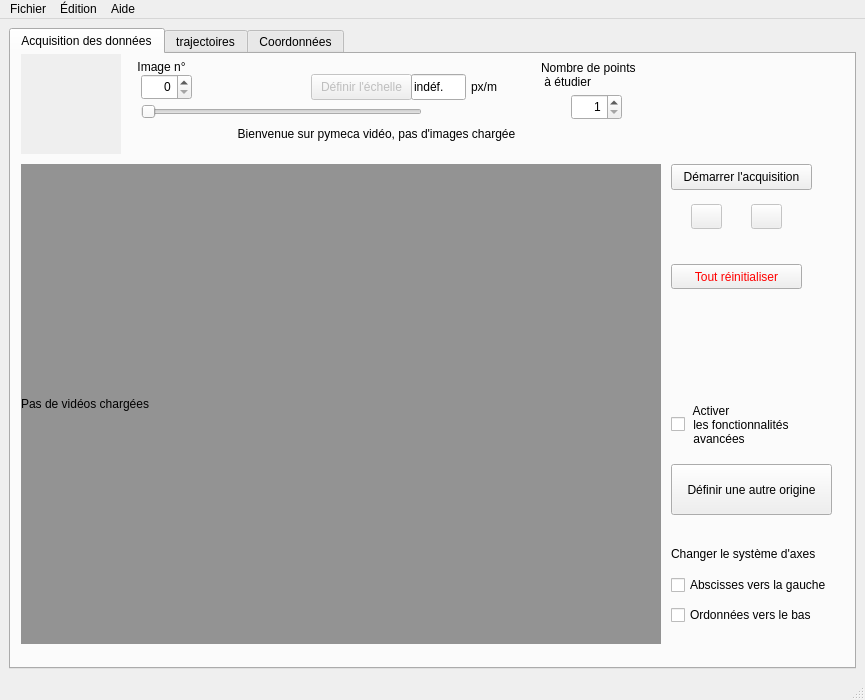
Qt form src/pymecavideo.ui (rene-d/pymecavideo) before a commit.
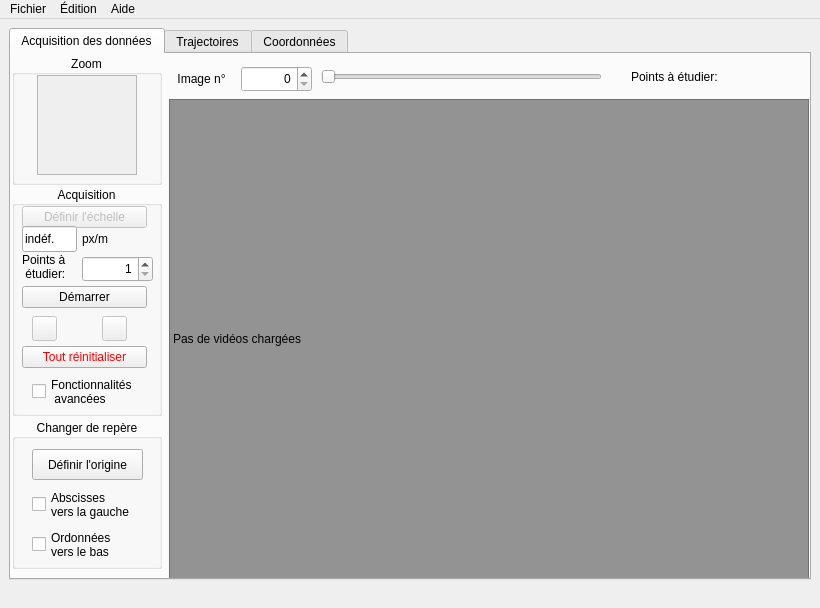
The same form after that commit. The open tabs and pages were chosen to show the change.

Commit message: ergonomie revue et corrigée

Patch:
```diff
--- a/src/pymecavideo.ui
+++ b/src/pymecavideo.ui
@@ -6,22 +6,45 @@
    <rect>
     <x>0</x>
     <y>0</y>
-    <width>865</width>
-    <height>700</height>
+    <width>820</width>
+    <height>607</height>
    </rect>
   </property>
+  <property name="font">
+   <font>
+    <pointsize>9</pointsize>
+   </font>
+  </property>
   <property name="windowTitle">
    <string>PyMecaVideo, analyse mécanique des vidéos</string>
   </property>
   <widget class="QWidget" name="centralwidget">
-   <layout class="QHBoxLayout">
-    <item>
+   <property name="sizePolicy">
+    <sizepolicy hsizetype="Fixed" vsizetype="Fixed">
+     <horstretch>0</horstretch>
+     <verstretch>0</verstretch>
+    </sizepolicy>
+   </property>
+   <property name="minimumSize">
+    <size>
+     <width>820</width>
+     <height>570</height>
+    </size>
+   </property>
+   <property name="maximumSize">
+    <size>
+     <width>820</width>
+     <height>570</height>
+    </size>
+   </property>
+   <layout class="QGridLayout" name="gridLayout_2">
+    <item row="1" column="0">
      <widget class="QTabWidget" name="tabWidget">
       <property name="autoFillBackground">
        <bool>true</bool>
       </property>
       <property name="currentIndex">
-       <number>2</number>
+       <number>0</number>
       </property>
       <widget class="QWidget" name="tab_acq">
        <attribute name="title">
@@ -33,12 +56,24 @@
         </property>
         <property name="geometry">
          <rect>
-          <x>10</x>
-          <y>110</y>
+          <x>158</x>
+          <y>45</y>
           <width>640</width>
           <height>480</height>
          </rect>
         </property>
+        <property name="minimumSize">
+         <size>
+          <width>640</width>
+          <height>480</height>
+         </size>
+        </property>
+        <property name="maximumSize">
+         <size>
+          <width>640</width>
+          <height>480</height>
+         </size>
+        </property>
         <property name="palette">
          <palette>
           <active>
@@ -109,6 +144,12 @@
         <property name="autoFillBackground">
          <bool>true</bool>
         </property>
+        <property name="frameShape">
+         <enum>QFrame::StyledPanel</enum>
+        </property>
+        <property name="frameShadow">
+         <enum>QFrame::Sunken</enum>
+        </property>
         <property name="text">
          <string>Pas de vidéos chargées</string>
         </property>
@@ -116,17 +157,41 @@
          <set>Qt::NoTextInteraction</set>
         </property>
        </widget>
-       <widget class="QLabel" name="label_infos_image">
+       <widget class="QFrame" name="frame">
         <property name="geometry">
          <rect>
-          <x>120</x>
-          <y>70</y>
-          <width>491</width>
-          <height>20</height>
+          <x>150</x>
+          <y>2</y>
+          <width>651</width>
+          <height>41</height>
          </rect>
+        </property>
+        <property name="sizePolicy">
+         <sizepolicy hsizetype="Preferred" vsizetype="Preferred">
+          <horstretch>0</horstretch>
+          <verstretch>0</verstretch>
+         </sizepolicy>
+        </property>
+        <property name="frameShape">
+         <enum>QFrame::NoFrame</enum>
+        </property>
+        <property name="frameShadow">
+         <enum>QFrame::Raised</enum>
+        </property>
+        <widget class="QLabel" name="label_numero_image">
+         <property name="geometry">
+          <rect>
+           <x>10</x>
+           <y>10</y>
+           <width>61</width>
+           <height>26</height>
+          </rect>
+         </property>
+         <property name="autoFillBackground">
+          <bool>false</bool>
         </property>
         <property name="text">
-         <string>Bienvenue sur pymeca vidéo, pas d'images chargée</string>
+          <string>Image n°</string>
         </property>
         <property name="alignment">
          <set>Qt::AlignCenter</set>
@@ -135,38 +200,25 @@
        <widget class="QSlider" name="horizontalSlider">
         <property name="geometry">
          <rect>
-          <x>130</x>
-          <y>50</y>
+           <x>160</x>
+           <y>10</y>
           <width>281</width>
-          <height>16</height>
-         </rect>
-        </property>
+           <height>21</height>
+          </rect>
+         </property>
+         <property name="minimum">
+          <number>1</number>
+         </property>
         <property name="orientation">
          <enum>Qt::Horizontal</enum>
         </property>
        </widget>
-       <widget class="QPushButton" name="Bouton_Echelle">
-        <property name="enabled">
-         <bool>false</bool>
-        </property>
-        <property name="geometry">
-         <rect>
-          <x>300</x>
-          <y>20</y>
-          <width>101</width>
-          <height>26</height>
-         </rect>
-        </property>
-        <property name="text">
-         <string>Définir l'échelle</string>
-        </property>
-       </widget>
        <widget class="QSpinBox" name="spinBox_image">
         <property name="geometry">
          <rect>
-          <x>130</x>
-          <y>20</y>
-          <width>51</width>
+           <x>80</x>
+           <y>10</y>
+           <width>71</width>
           <height>26</height>
          </rect>
         </property>
@@ -180,116 +232,290 @@
          <set>Qt::AlignRight|Qt::AlignTrailing|Qt::AlignVCenter</set>
         </property>
        </widget>
-       <widget class="QLabel" name="label_numero_image">
-        <property name="geometry">
-         <rect>
-          <x>120</x>
-          <y>0</y>
-          <width>61</width>
-          <height>26</height>
-         </rect>
-        </property>
-        <property name="autoFillBackground">
-         <bool>false</bool>
-        </property>
-        <property name="text">
-         <string>Image n°</string>
-        </property>
-        <property name="alignment">
-         <set>Qt::AlignCenter</set>
-        </property>
-       </widget>
-       <widget class="QSpinBox" name="spinBox_nb_de_points">
-        <property name="geometry">
-         <rect>
-          <x>560</x>
-          <y>40</y>
-          <width>51</width>
-          <height>26</height>
-         </rect>
-        </property>
-        <property name="alignment">
-         <set>Qt::AlignRight|Qt::AlignTrailing|Qt::AlignVCenter</set>
-        </property>
-        <property name="minimum">
-         <number>1</number>
-        </property>
-        <property name="maximum">
-         <number>10</number>
-        </property>
-       </widget>
        <widget class="QLabel" name="label_2">
         <property name="geometry">
          <rect>
-          <x>530</x>
+           <x>470</x>
           <y>0</y>
-          <width>121</width>
+           <width>101</width>
           <height>41</height>
          </rect>
         </property>
         <property name="text">
-         <string>Nombre de points 
- à étudier</string>
-        </property>
-       </widget>
-       <widget class="QLineEdit" name="echelleEdit">
+          <string>Points à étudier:</string>
+         </property>
+        </widget>
+       </widget>
+       <widget class="QGroupBox" name="groupBox_2">
+        <property name="enabled">
+         <bool>true</bool>
+        </property>
         <property name="geometry">
          <rect>
-          <x>400</x>
-          <y>20</y>
-          <width>55</width>
-          <height>26</height>
+          <x>1</x>
+          <y>365</y>
+          <width>150</width>
+          <height>150</height>
          </rect>
         </property>
         <property name="minimumSize">
          <size>
-          <width>55</width>
-          <height>26</height>
+          <width>150</width>
+          <height>150</height>
          </size>
         </property>
-        <property name="focusPolicy">
-         <enum>Qt::NoFocus</enum>
+        <property name="maximumSize">
+         <size>
+          <width>150</width>
+          <height>200</height>
+         </size>
         </property>
+        <property name="title">
+         <string>Changer de repère</string>
+        </property>
+        <property name="alignment">
+         <set>Qt::AlignCenter</set>
+        </property>
+        <widget class="QCheckBox" name="checkBox_abscisses">
+         <property name="geometry">
+          <rect>
+           <x>20</x>
+           <y>70</y>
+           <width>121</width>
+           <height>31</height>
+          </rect>
+         </property>
         <property name="text">
-         <string>indéf.</string>
-        </property>
-        <property name="readOnly">
+          <string>Abscisses 
+vers la gauche</string>
+         </property>
+        </widget>
+        <widget class="QCheckBox" name="checkBox_ordonnees">
+         <property name="geometry">
+          <rect>
+           <x>20</x>
+           <y>110</y>
+           <width>111</width>
+           <height>31</height>
+          </rect>
+         </property>
+         <property name="text">
+          <string>Ordonnées 
+vers le bas</string>
+         </property>
+        </widget>
+        <widget class="QPushButton" name="pushButton_origine">
+         <property name="enabled">
          <bool>true</bool>
         </property>
-       </widget>
-       <widget class="QLabel" name="label_4">
+         <property name="geometry">
+          <rect>
+           <x>20</x>
+           <y>30</y>
+           <width>111</width>
+           <height>31</height>
+          </rect>
+         </property>
+         <property name="text">
+          <string>Définir l'origine</string>
+         </property>
+         <property name="flat">
+          <bool>false</bool>
+         </property>
+        </widget>
+       </widget>
+       <widget class="QGroupBox" name="groupBox_3">
         <property name="geometry">
          <rect>
-          <x>460</x>
+          <x>1</x>
+          <y>1</y>
+          <width>150</width>
+          <height>130</height>
+         </rect>
+        </property>
+        <property name="minimumSize">
+         <size>
+          <width>150</width>
+          <height>130</height>
+         </size>
+        </property>
+        <property name="maximumSize">
+         <size>
+          <width>150</width>
+          <height>130</height>
+         </size>
+        </property>
+        <property name="title">
+         <string>Zoom</string>
+        </property>
+        <property name="alignment">
+         <set>Qt::AlignCenter</set>
+        </property>
+        <widget class="QLabel" name="label_zoom">
+         <property name="enabled">
+          <bool>true</bool>
+         </property>
+         <property name="geometry">
+          <rect>
+           <x>25</x>
           <y>20</y>
-          <width>31</width>
-          <height>26</height>
-         </rect>
-        </property>
+           <width>100</width>
+           <height>100</height>
+          </rect>
+         </property>
+         <property name="sizePolicy">
+          <sizepolicy hsizetype="Fixed" vsizetype="Fixed">
+           <horstretch>0</horstretch>
+           <verstretch>0</verstretch>
+          </sizepolicy>
+         </property>
+         <property name="minimumSize">
+          <size>
+           <width>100</width>
+           <height>100</height>
+          </size>
+         </property>
+         <property name="maximumSize">
+          <size>
+           <width>100</width>
+           <height>100</height>
+          </size>
+         </property>
+         <property name="autoFillBackground">
+          <bool>true</bool>
+         </property>
+         <property name="frameShape">
+          <enum>QFrame::StyledPanel</enum>
+         </property>
+         <property name="frameShadow">
+          <enum>QFrame::Sunken</enum>
+         </property>
         <property name="text">
-         <string>px/m</string>
-        </property>
-       </widget>
+          <string/>
+         </property>
+        </widget>
+       </widget>
+       <widget class="QGroupBox" name="groupBox">
+        <property name="geometry">
+         <rect>
+          <x>1</x>
+          <y>132</y>
+          <width>150</width>
+          <height>230</height>
+         </rect>
+        </property>
+        <property name="minimumSize">
+         <size>
+          <width>150</width>
+          <height>230</height>
+         </size>
+        </property>
+        <property name="maximumSize">
+         <size>
+          <width>150</width>
+          <height>230</height>
+         </size>
+        </property>
+        <property name="title">
+         <string>Acquisition</string>
+        </property>
+        <property name="alignment">
+         <set>Qt::AlignCenter</set>
+        </property>
        <widget class="QPushButton" name="Bouton_lance_capture">
         <property name="geometry">
          <rect>
-          <x>660</x>
-          <y>110</y>
-          <width>141</width>
-          <height>26</height>
+           <x>10</x>
+           <y>100</y>
+           <width>125</width>
+           <height>22</height>
          </rect>
         </property>
         <property name="text">
-         <string>Démarrer l'acquisition</string>
+          <string>Démarrer</string>
+         </property>
+        </widget>
+        <widget class="QPushButton" name="pushButton_defait">
+         <property name="enabled">
+          <bool>false</bool>
+         </property>
+         <property name="geometry">
+          <rect>
+           <x>20</x>
+           <y>130</y>
+           <width>25</width>
+           <height>25</height>
+          </rect>
+         </property>
+         <property name="sizePolicy">
+          <sizepolicy hsizetype="Minimum" vsizetype="Fixed">
+           <horstretch>25</horstretch>
+           <verstretch>25</verstretch>
+          </sizepolicy>
+         </property>
+         <property name="minimumSize">
+          <size>
+           <width>25</width>
+           <height>25</height>
+          </size>
+         </property>
+         <property name="maximumSize">
+          <size>
+           <width>25</width>
+           <height>25</height>
+          </size>
+         </property>
+         <property name="toolTip">
+          <string>efface la série précédente</string>
+         </property>
+         <property name="text">
+          <string/>
+         </property>
+        </widget>
+        <widget class="QPushButton" name="pushButton_refait">
+         <property name="enabled">
+          <bool>false</bool>
+         </property>
+         <property name="geometry">
+          <rect>
+           <x>90</x>
+           <y>130</y>
+           <width>25</width>
+           <height>25</height>
+          </rect>
+         </property>
+         <property name="sizePolicy">
+          <sizepolicy hsizetype="Minimum" vsizetype="Fixed">
+           <horstretch>30</horstretch>
+           <verstretch>30</verstretch>
+          </sizepolicy>
+         </property>
+         <property name="minimumSize">
+          <size>
+           <width>25</width>
+           <height>25</height>
+          </size>
+         </property>
+         <property name="maximumSize">
+          <size>
+           <width>25</width>
+           <height>25</height>
+          </size>
+         </property>
+         <property name="toolTip">
+          <string>rétablit le point suivant</string>
+         </property>
+         <property name="text">
+          <string/>
         </property>
        </widget>
        <widget class="QPushButton" name="pushButton_reinit">
         <property name="geometry">
          <rect>
-          <x>660</x>
-          <y>210</y>
-          <width>131</width>
-          <height>25</height>
+           <x>10</x>
+           <y>160</y>
+           <width>125</width>
+           <height>22</height>
          </rect>
         </property>
         <property name="palette">
@@ -360,149 +586,121 @@
          <string>Tout réinitialiser</string>
         </property>
        </widget>
-       <widget class="QPushButton" name="pushButton_defait">
-        <property name="enabled">
-         <bool>false</bool>
-        </property>
-        <property name="geometry">
-         <rect>
-          <x>680</x>
-          <y>150</y>
-          <width>31</width>
-          <height>25</height>
-         </rect>
-        </property>
-        <property name="toolTip">
-         <string>efface la série précédente</string>
-        </property>
-        <property name="text">
-         <string/>
-        </property>
-       </widget>
-       <widget class="QPushButton" name="pushButton_refait">
-        <property name="enabled">
-         <bool>false</bool>
-        </property>
-        <property name="geometry">
-         <rect>
-          <x>740</x>
-          <y>150</y>
-          <width>31</width>
-          <height>25</height>
-         </rect>
-        </property>
-        <property name="toolTip">
-         <string>rétablit le point suivant</string>
-        </property>
-        <property name="text">
-         <string/>
-        </property>
-       </widget>
-       <widget class="QLabel" name="label_zoom">
-        <property name="enabled">
-         <bool>true</bool>
-        </property>
-        <property name="geometry">
-         <rect>
-          <x>10</x>
-          <y>0</y>
-          <width>100</width>
-          <height>100</height>
-         </rect>
-        </property>
-        <property name="autoFillBackground">
-         <bool>true</bool>
-        </property>
-        <property name="text">
-         <string/>
-        </property>
-       </widget>
        <widget class="QCheckBox" name="checkBox_avancees">
         <property name="geometry">
          <rect>
-          <x>660</x>
-          <y>350</y>
-          <width>141</width>
-          <height>41</height>
+           <x>20</x>
+           <y>190</y>
+           <width>121</width>
+           <height>31</height>
          </rect>
         </property>
         <property name="text">
-         <string> Activer 
- les fonctionnalités 
+          <string>Fonctionnalités 
  avancées</string>
         </property>
         <property name="autoRepeat">
          <bool>false</bool>
         </property>
        </widget>
-       <widget class="QPushButton" name="pushButton_origine">
+        <widget class="QPushButton" name="Bouton_Echelle">
         <property name="enabled">
-         <bool>true</bool>
-        </property>
-        <property name="geometry">
-         <rect>
-          <x>660</x>
-          <y>410</y>
-          <width>161</width>
-          <height>51</height>
-         </rect>
-        </property>
-        <property name="text">
-         <string>Définir une autre origine</string>
-        </property>
-        <property name="flat">
          <bool>false</bool>
         </property>
-       </widget>
-       <widget class="QLabel" name="label_axe">
+         <property name="geometry">
+          <rect>
+           <x>10</x>
+           <y>20</y>
+           <width>125</width>
+           <height>22</height>
+          </rect>
+         </property>
+         <property name="text">
+          <string>Définir l'échelle</string>
+         </property>
+        </widget>
+        <widget class="QLabel" name="label_4">
         <property name="geometry">
          <rect>
-          <x>660</x>
-          <y>490</y>
-          <width>181</width>
-          <height>20</height>
+           <x>70</x>
+           <y>40</y>
+           <width>31</width>
+           <height>26</height>
          </rect>
         </property>
         <property name="text">
-         <string>Changer le système d'axes</string>
-        </property>
-       </widget>
-       <widget class="QCheckBox" name="checkBox_abscisses">
+          <string>px/m</string>
+         </property>
+        </widget>
+        <widget class="QLineEdit" name="echelleEdit">
         <property name="geometry">
          <rect>
-          <x>660</x>
-          <y>520</y>
-          <width>181</width>
-          <height>22</height>
-         </rect>
-        </property>
+           <x>10</x>
+           <y>40</y>
+           <width>55</width>
+           <height>26</height>
+          </rect>
+         </property>
+         <property name="minimumSize">
+          <size>
+           <width>55</width>
+           <height>26</height>
+          </size>
+         </property>
+         <property name="focusPolicy">
+          <enum>Qt::NoFocus</enum>
+         </property>
         <property name="text">
-         <string>Abscisses vers la gauche</string>
-        </property>
-       </widget>
-       <widget class="QCheckBox" name="checkBox_ordonnees">
+          <string>indéf.</string>
+         </property>
+         <property name="readOnly">
+          <bool>true</bool>
+         </property>
+        </widget>
+        <widget class="QSpinBox" name="spinBox_nb_de_points">
         <property name="geometry">
          <rect>
-          <x>660</x>
-          <y>550</y>
-          <width>161</width>
-          <height>22</height>
-         </rect>
-        </property>
+           <x>70</x>
+           <y>70</y>
+           <width>71</width>
+           <height>26</height>
+          </rect>
+         </property>
+         <property name="alignment">
+          <set>Qt::AlignRight|Qt::AlignTrailing|Qt::AlignVCenter</set>
+         </property>
+         <property name="minimum">
+          <number>1</number>
+         </property>
+         <property name="maximum">
+          <number>10</number>
+         </property>
+        </widget>
+        <widget class="QLabel" name="label_5">
+         <property name="geometry">
+          <rect>
+           <x>10</x>
+           <y>60</y>
+           <width>51</width>
+           <height>41</height>
+          </rect>
+         </property>
         <property name="text">
-         <string>Ordonnées vers le bas</string>
-        </property>
+          <string>Points à 
+ étudier:</string>
+         </property>
+        </widget>
        </widget>
       </widget>
       <widget class="QWidget" name="tab_traj">
        <attribute name="title">
-        <string>trajectoires</string>
+        <string>Trajectoires</string>
        </attribute>
        <widget class="QLabel" name="label_3">
         <property name="geometry">
          <rect>
-          <x>10</x>
-          <y>110</y>
+          <x>158</x>
+          <y>5</y>
           <width>640</width>
           <height>480</height>
          </rect>
@@ -581,27 +779,30 @@
          <string/>
         </property>
        </widget>
-       <widget class="QWidget" name="layoutWidget">
+       <widget class="QGroupBox" name="groupBox_4">
         <property name="geometry">
          <rect>
-          <x>20</x>
-          <y>10</y>
-          <width>631</width>
-          <height>95</height>
+          <x>1</x>
+          <y>1</y>
+          <width>150</width>
+          <height>71</height>
          </rect>
         </property>
-        <layout class="QHBoxLayout">
-         <item>
-          <layout class="QVBoxLayout">
-           <item>
-            <widget class="QLabel" name="label_7">
-             <property name="text">
-              <string>Origine du référentiel :</string>
-             </property>
-            </widget>
-           </item>
-           <item>
+        <property name="title">
+         <string>Origine du référentiel</string>
+        </property>
+        <property name="alignment">
+         <set>Qt::AlignCenter</set>
+        </property>
             <widget class="QComboBox" name="comboBox_referentiel">
+         <property name="geometry">
+          <rect>
+           <x>10</x>
+           <y>30</y>
+           <width>130</width>
+           <height>25</height>
+          </rect>
+         </property>
              <property name="minimumSize">
               <size>
                <width>130</width>
@@ -609,33 +810,82 @@
               </size>
              </property>
             </widget>
-           </item>
-          </layout>
-         </item>
-         <item>
-          <spacer>
-           <property name="orientation">
-            <enum>Qt::Horizontal</enum>
-           </property>
-           <property name="sizeHint" stdset="0">
+       </widget>
+       <widget class="QGroupBox" name="groupBox_5">
+        <property name="geometry">
+         <rect>
+          <x>1</x>
+          <y>75</y>
+          <width>151</width>
+          <height>91</height>
+         </rect>
+        </property>
+        <property name="title">
+         <string>Échelle de vitesses</string>
+        </property>
+        <property name="alignment">
+         <set>Qt::AlignCenter</set>
+        </property>
+        <widget class="QComboBox" name="echelle_v">
+         <property name="geometry">
+          <rect>
+           <x>40</x>
+           <y>30</y>
+           <width>70</width>
+           <height>25</height>
+          </rect>
+         </property>
+         <property name="minimumSize">
             <size>
-             <width>40</width>
-             <height>20</height>
-            </size>
-           </property>
-          </spacer>
-         </item>
-         <item>
-          <layout class="QVBoxLayout">
-           <item>
-            <widget class="QPushButton" name="button_video">
+           <width>61</width>
+           <height>25</height>
+          </size>
+         </property>
+         <property name="editable">
+          <bool>true</bool>
+         </property>
+        </widget>
+        <widget class="QLabel" name="label_6">
+         <property name="geometry">
+          <rect>
+           <x>30</x>
+           <y>50</y>
+           <width>91</width>
+           <height>24</height>
+          </rect>
+         </property>
              <property name="text">
+          <string>px pour 1 m/s</string>
+         </property>
+         <property name="alignment">
+          <set>Qt::AlignCenter</set>
+         </property>
+        </widget>
+       </widget>
+       <widget class="QGroupBox" name="groupBox_6">
+        <property name="geometry">
+         <rect>
+          <x>1</x>
+          <y>170</y>
+          <width>150</width>
+          <height>121</height>
+         </rect>
+        </property>
+        <property name="title">
               <string>Vidéo calculée</string>
              </property>
-            </widget>
-           </item>
-           <item>
+        <property name="alignment">
+         <set>Qt::AlignCenter</set>
+        </property>
             <widget class="QComboBox" name="comboBox_fps">
+         <property name="geometry">
+          <rect>
+           <x>30</x>
+           <y>80</y>
+           <width>92</width>
+           <height>24</height>
+          </rect>
+         </property>
              <item>
               <property name="text">
                <string>V. normale</string>
@@ -657,94 +907,66 @@
               </property>
              </item>
             </widget>
-           </item>
-          </layout>
-         </item>
-         <item>
-          <spacer>
-           <property name="orientation">
-            <enum>Qt::Horizontal</enum>
-           </property>
-           <property name="sizeHint" stdset="0">
-            <size>
-             <width>40</width>
-             <height>20</height>
-            </size>
-           </property>
-          </spacer>
-         </item>
-         <item>
-          <layout class="QVBoxLayout" name="verticalLayout_2">
-           <property name="rightMargin">
-            <number>0</number>
-           </property>
-           <item>
+        <widget class="QPushButton" name="button_video">
+         <property name="geometry">
+          <rect>
+           <x>20</x>
+           <y>30</y>
+           <width>113</width>
+           <height>22</height>
+          </rect>
+         </property>
+         <property name="text">
+          <string>Calculer la vidéo</string>
+         </property>
+        </widget>
             <widget class="QLabel" name="label_8">
+         <property name="geometry">
+          <rect>
+           <x>50</x>
+           <y>60</y>
+           <width>57</width>
+           <height>15</height>
+          </rect>
+         </property>
              <property name="text">
-              <string>Graphique :</string>
-             </property>
-            </widget>
-           </item>
-           <item>
+          <string>Vitesse :</string>
+         </property>
+         <property name="alignment">
+          <set>Qt::AlignCenter</set>
+         </property>
+        </widget>
+       </widget>
+       <widget class="QGroupBox" name="groupBox_7">
+        <property name="geometry">
+         <rect>
+          <x>0</x>
+          <y>310</y>
+          <width>150</width>
+          <height>71</height>
+         </rect>
+        </property>
+        <property name="title">
+         <string>Graphique</string>
+        </property>
+        <property name="alignment">
+         <set>Qt::AlignCenter</set>
+        </property>
             <widget class="QComboBox" name="comboBox_mode_tracer">
+         <property name="geometry">
+          <rect>
+           <x>30</x>
+           <y>30</y>
+           <width>87</width>
+           <height>20</height>
+          </rect>
+         </property>
              <item>
               <property name="text">
                <string>Choisir ...</string>
               </property>
              </item>
             </widget>
-           </item>
-          </layout>
-         </item>
-         <item>
-          <spacer name="horizontalSpacer">
-           <property name="orientation">
-            <enum>Qt::Horizontal</enum>
-           </property>
-           <property name="sizeHint" stdset="0">
-            <size>
-             <width>40</width>
-             <height>20</height>
-            </size>
-           </property>
-          </spacer>
-         </item>
-         <item>
-          <layout class="QVBoxLayout">
-           <item>
-            <widget class="QLabel" name="label_5">
-             <property name="text">
-              <string>Échelle de vitesses :</string>
-             </property>
-            </widget>
-           </item>
-           <item>
-            <layout class="QHBoxLayout">
-             <item>
-              <widget class="QComboBox" name="echelle_v">
-               <property name="minimumSize">
-                <size>
-                 <width>61</width>
-                 <height>25</height>
-                </size>
-               </property>
-               <property name="editable">
-                <bool>true</bool>
-               </property>
-              </widget>
-             </item>
-             <item>
-              <widget class="QLabel" name="label_6">
-               <property name="text">
-                <string>px pour 1 m/s</string>
-               </property>
-              </widget>
-             </item>
-            </layout>
-           </item>
-          </layout>
-         </item>
-        </layout>
        </widget>
       </widget>
       <widget class="QWidget" name="tab_coord">
@@ -755,17 +977,14 @@
         <property name="geometry">
          <rect>
           <x>40</x>
-          <y>40</y>
-          <width>291</width>
+          <y>10</y>
+          <width>271</width>
           <height>25</height>
          </rect>
         </property>
         <property name="text">
          <string>Copier les mesures dans le presse papier</string>
         </property>
-        <property name="autoDefault">
-         <bool>false</bool>
-        </property>
        </widget>
       </widget>
      </widget>
@@ -777,8 +996,8 @@
     <rect>
      <x>0</x>
      <y>0</y>
-     <width>865</width>
-     <height>26</height>
+     <width>820</width>
+     <height>24</height>
     </rect>
    </property>
    <widget class="QMenu" name="menuFichier">
@@ -812,7 +1031,11 @@
    <addaction name="menu_dition"/>
    <addaction name="menuAide"/>
   </widget>
-  <widget class="QStatusBar" name="statusbar"/>
+  <widget class="QStatusBar" name="statusbar">
+   <property name="sizeGripEnabled">
+    <bool>false</bool>
+   </property>
+  </widget>
   <action name="actionOuvrir_un_fichier">
    <property name="text">
     <string>Ouvrir une vidéo</string>
```
Lines whose indentation alone changed are shown as unchanged. The commit also changes 2 other files.
